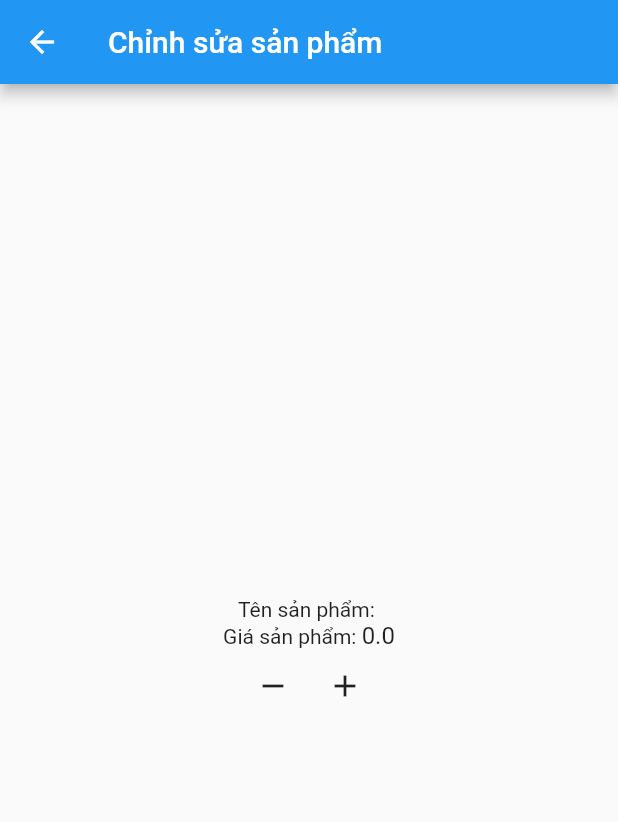
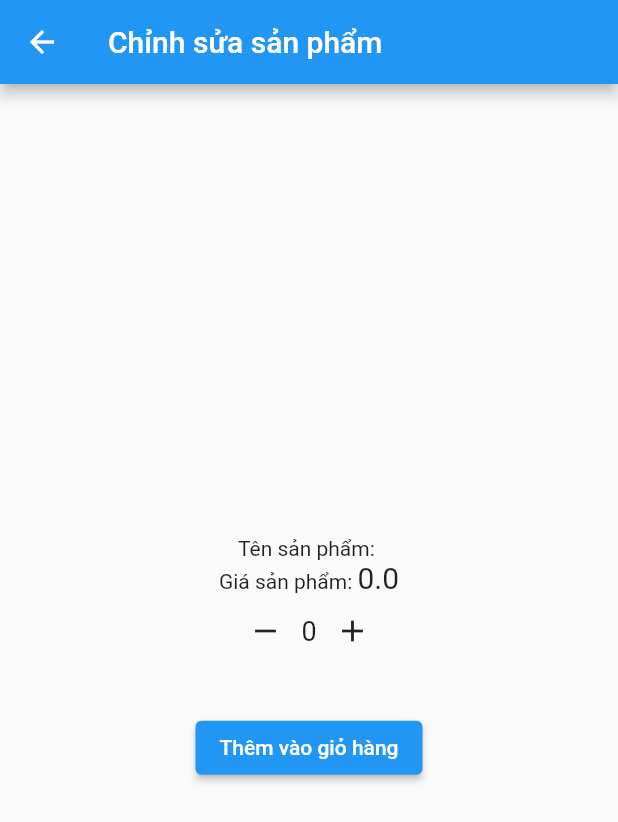
Before and after one commit to JrMasterno1/Store-Management, a Flutter app: the DetailScreen screen opened directly with empty values, after a tap on the "remove" icon, on a phone screen of 412 x 824 dp. Shown: the top 822 px of the screen. Run offline on Flutter 3.47's test engine with Material 2 defaults, Android fonts, the phone set to English and light mode, and no system bars; our stand-ins replace shared_preferences; accounts and stored records are empty.

```diff
--- a/lib/Views/AddScreen.dart
+++ b/lib/Views/AddScreen.dart
@@ -38,7 +38,7 @@ class _AddScreenState extends State<AddScreen> {
                   setState(() {
                     controller.editProduct(p, value);
                   });
-                  ScaffoldMessenger.of(context).showSnackBar(SnackBar(content: Text('Đã chỉnh sửa thành công')));
+                  ScaffoldMessenger.of(context).showSnackBar(const SnackBar(content: Text('Đã chỉnh sửa thành công')));
                 }
               });
             }
--- a/lib/Views/DetailScreen.dart
+++ b/lib/Views/DetailScreen.dart
@@ -1,3 +1,4 @@
+
 import 'package:flutter/material.dart';
 import 'package:price_management/Models/product.dart';
 
@@ -10,6 +11,7 @@ class DetailScreen extends StatefulWidget {
 }
 
 class _DetailScreenState extends State<DetailScreen> {
+  int nums = 0;
   @override
   Widget build(BuildContext context) {
     return Scaffold(
@@ -25,7 +27,7 @@ class _DetailScreenState extends State<DetailScreen> {
                 children: <InlineSpan>[
                   TextSpan(
                     text: widget.product.productName,
-                    style: const TextStyle(fontSize: 16)
+                    style: const TextStyle(fontSize: 20)
                   )
                 ]
               )
@@ -36,7 +38,7 @@ class _DetailScreenState extends State<DetailScreen> {
                     children: <InlineSpan>[
                       TextSpan(
                           text: widget.product.price.toString(),
-                          style: const TextStyle(fontSize: 16)
+                          style: const TextStyle(fontSize: 20)
                       )
                     ]
                 )
@@ -44,10 +46,25 @@ class _DetailScreenState extends State<DetailScreen> {
             Row(
               mainAxisAlignment: MainAxisAlignment.center,
               children: [
-                IconButton(onPressed: (){}, icon: Icon(Icons.remove)),
-                IconButton(onPressed: (){}, icon: Icon(Icons.add)),
+                IconButton(onPressed: (){
+                  if(nums > 0){
+                    setState(() {
+                      nums--;
+                    });
+                  }
+                }, icon: Icon(Icons.remove)),
+                Text('$nums', style: const TextStyle(fontSize: 18),),
+                IconButton(onPressed: (){
+                  setState(() {
+                    nums++;
+                  });
+                }, icon: Icon(Icons.add)),
               ],
-            )
+            ),
+            const SizedBox(height: 30,),
+            ElevatedButton(onPressed: (){
+              Navigator.pop(context, nums);
+            }, child: const Text('Thêm vào giỏ hàng'))
           ],
         )));
   }
--- a/pubspec.yaml
+++ b/pubspec.yaml
@@ -31,7 +31,6 @@ dependencies:
     sdk: flutter
   path_provider: ^2.0.1
   shared_preferences: ^2.0.13
-  provider: ^6.0.2
 
 
   # The following adds the Cupertino Icons font to your application.
```
Also changed, not shown: lib/Controller/cart_controller.dart (+8 -3 lines), lib/Views/Shopping.dart (+56 -18 lines), pubspec.lock.
